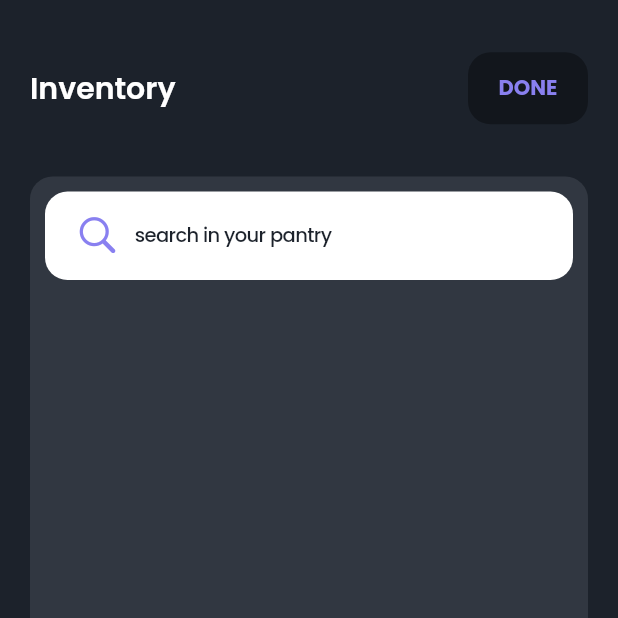
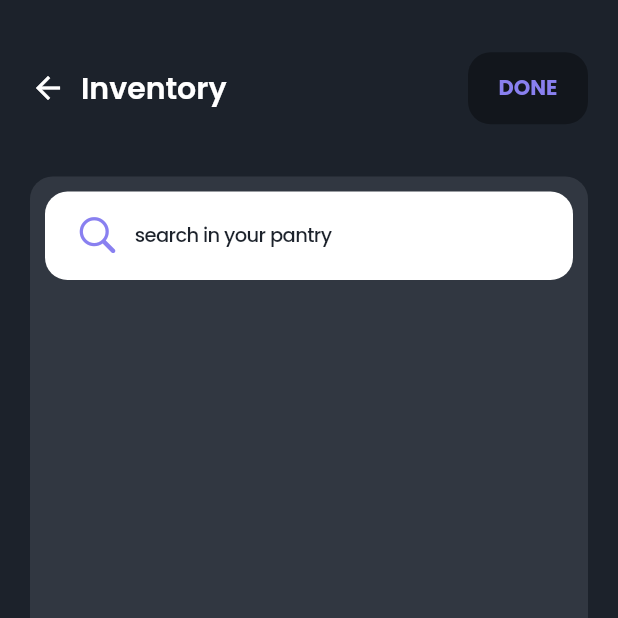
Before and after one commit to mitegj/food_match, a Flutter app: the InventoryScreen screen opened directly, on a phone screen of 412 x 824 dp, the top half of it. Run offline on Flutter 3.47's test engine with Material 2 defaults, Android fonts, the phone set to English and light mode, and no system bars; our stand-ins replace cloud_firestore, firebase_auth, firebase_core, firebase_remote_config, fl_chart, flutter_local_notifications and 13 more; accounts and stored records are empty.

Commit message:
tolte alcune librerie che non servivano

```diff
--- a/lib/controllers/auth_controller.dart
+++ b/lib/controllers/auth_controller.dart
@@ -7,7 +7,6 @@ import 'package:firebase_remote_config/firebase_remote_config.dart';
 import 'package:flutter/material.dart';
 import 'package:get/get.dart';
 import 'package:google_sign_in/google_sign_in.dart';
-import 'package:morning_brief/controllers/ingredient_controller.dart';
 import 'package:morning_brief/models/user_model.dart';
 import 'package:morning_brief/screens/homepage.dart';
 import 'package:morning_brief/screens/onboarding.dart';
@@ -51,7 +50,7 @@ class AuthController extends GetxController {
         } else {
           if (Get.currentRoute.toString() != "/HomePage") {
             // ignore: unused_field, unused_local_variable
-          /*  IngredientController _ingredientController =
+            /*  IngredientController _ingredientController =
                 Get.put<IngredientController>(IngredientController());
                 */
             UserDatabase().saveUserLastLogin();
--- a/lib/screens/saved_menu.dart
+++ b/lib/screens/saved_menu.dart
@@ -9,15 +9,12 @@ import 'package:morning_brief/widgets/filter/filters_body.dart';
 import 'package:morning_brief/widgets/home/menu_tile.dart';
 import 'package:morning_brief/widgets/saved/empty_saved_menu.dart';
 import 'package:morning_brief/widgets/saved/saved_header.dart';
-import 'package:morning_brief/widgets/spinner/spinner.dart';
 
 // ignore: must_be_immutable
 class SavedMenuPage extends GetWidget<MenuController> {
   SavedMenuPage({Key? key}) : super(key: key);
 
   IngredientController ingController = IngredientController.instance;
-
-
 
   @override
   Widget build(BuildContext context) {
--- a/lib/services/user_database.dart
+++ b/lib/services/user_database.dart
@@ -2,7 +2,6 @@ import 'package:cloud_firestore/cloud_firestore.dart';
 import 'package:firebase_auth/firebase_auth.dart';
 import 'package:flutter/material.dart';
 import 'package:get/get.dart';
-import 'package:morning_brief/controllers/auth_controller.dart';
 import 'package:morning_brief/models/user_model.dart';
 import 'package:morning_brief/utils/conf.dart';
 
--- a/lib/widgets/filter/filters.dart
+++ b/lib/widgets/filter/filters.dart
@@ -33,7 +33,7 @@ class FiltersPage extends StatelessWidget {
                       flex: 1,
                       child: Padding(
                         padding: const EdgeInsets.only(right: 20.0),
-                        child: Text("ANYPREFERENCES".tr + "?",
+                        child: Text("ANYPREFERENCES".tr + " ?",
                             style: GoogleFonts.poppins(
                                 color: UIColors.white,
                                 fontSize: 26,
--- a/lib/widgets/home/menu_detail_bottom_sheet.dart
+++ b/lib/widgets/home/menu_detail_bottom_sheet.dart
@@ -26,7 +26,7 @@ class DetailBottomSheet extends StatelessWidget {
   final List<IngredientModel>? ingredients;
   final bool savedMenu;
 
-  MenuController menuController =MenuController.instance;
+  MenuController menuController = MenuController.instance;
 
   @override
   Widget build(BuildContext context) {
--- a/lib/widgets/inventory/inventory_page.dart
+++ b/lib/widgets/inventory/inventory_page.dart
@@ -31,12 +31,17 @@ class InventoryScreen extends GetWidget<IngredientController> {
                         Row(
                           mainAxisAlignment: MainAxisAlignment.spaceBetween,
                           children: [
+                            Row(
+                              children: [
+                                ArrowHeader(),
                                 Text("INVENTORY".tr,
                                     overflow: TextOverflow.clip,
                                     style: GoogleFonts.poppins(
                                         color: UIColors.white,
                                         fontSize: 20,
                                         fontWeight: FontWeight.w600)),
+                              ],
+                            ),
                             Container(
                               padding: EdgeInsets.only(left: 8, right: 8),
                               decoration: BoxDecoration(
@@ -110,7 +115,6 @@ class InventoryScreen extends GetWidget<IngredientController> {
                                 return Obx(
                                   () => Container(
                                     margin: EdgeInsets.only(top: 5, bottom: 5),
-                                    padding: EdgeInsets.all(0),
                                     decoration: BoxDecoration(
                                         color: UIColors.lightBlack,
                                         borderRadius:
--- a/pubspec.yaml
+++ b/pubspec.yaml
@@ -2,7 +2,7 @@ name: morning_brief
 description: A new Flutter project.
 
 publish_to: "none" # Remove this line if you wish to publish to pub.dev
-version: 1.1.1+1
+version: 1.1.2+1
 
 environment:
   sdk: ">=2.12.0 <3.0.0"
```
Also changed, not shown: 1 other file. Lines whose indentation alone changed are shown as unchanged.
